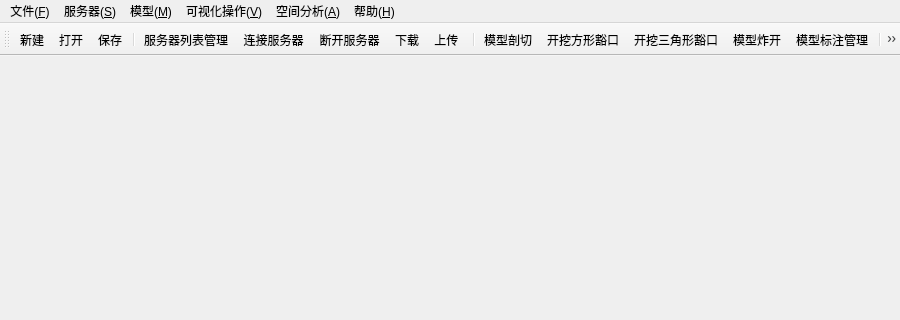
Before: the Qt Designer form src/MainWindow.ui in gongweixue/GVSClient, drawn with Qt 5; both pictures show x 0 to 900 and y 0 to 320 of the 900 by 600 pixel window.
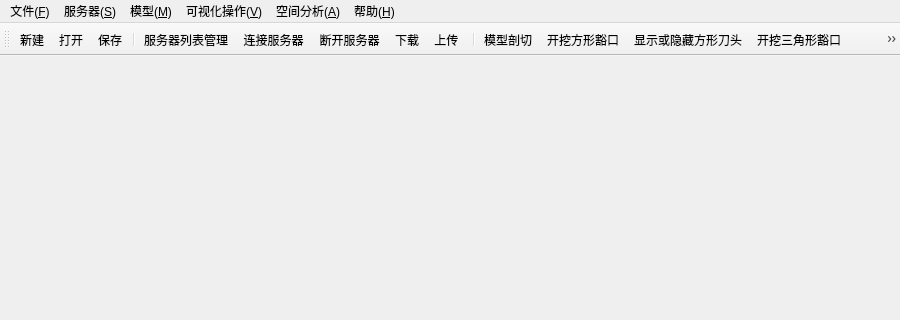
After: the same form once the commit is applied. Icons and pictures are not drawn.

Patch:
```diff
--- a/src/MainWindow.ui
+++ b/src/MainWindow.ui
@@ -144,8 +144,9 @@
    <addaction name="separator"/>
    <addaction name="actionClipModel"/>
    <addaction name="actionCubeNotch"/>
+   <addaction name="actionShowHideBoxClipper"/>
    <addaction name="actionTriangleNotch"/>
-   <addaction name="actionExplodeModel"/>
+   <addaction name="actionCrossExplode"/>
    <addaction name="actionLabelManage"/>
    <addaction name="separator"/>
    <addaction name="actionLightCtrl"/>
@@ -637,6 +638,15 @@
     <string>截图</string>
    </property>
   </action>
+  <action name="actionShowHideBoxClipper">
+   <property name="icon">
+    <iconset resource="MainWindow.qrc">
+     <normaloff>:/Resources/ToolBar/showBoxClipper.png</normaloff>:/Resources/ToolBar/showBoxClipper.png</iconset>
+   </property>
+   <property name="text">
+    <string>显示或隐藏方形刀头</string>
+   </property>
+  </action>
  </widget>
  <layoutdefault spacing="6" margin="11"/>
  <resources>
```
Left out of the diff: 5 changed lines with no effect on the pictures.
